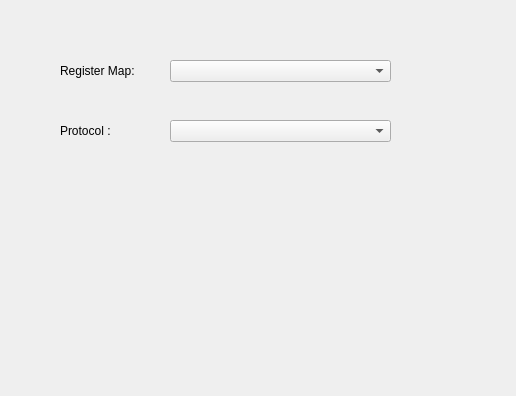
Before: the Qt Designer form src/ATE/org/coding/standard_tests/UID/UID.ui in goanpeca/ATE.org, drawn with Qt 5.
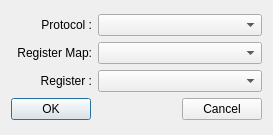
After: the same form once the commit is applied.

What changed in the file:
```diff
--- a/src/ATE/org/coding/standard_tests/UID/UID.ui
+++ b/src/ATE/org/coding/standard_tests/UID/UID.ui
@@ -6,59 +6,221 @@
    <rect>
     <x>0</x>
     <y>0</y>
-    <width>516</width>
-    <height>396</height>
+    <width>273</width>
+    <height>135</height>
    </rect>
   </property>
   <property name="windowTitle">
    <string>Dialog</string>
   </property>
-  <widget class="QLabel" name="label">
-   <property name="geometry">
-    <rect>
-     <x>60</x>
-     <y>60</y>
-     <width>111</width>
-     <height>21</height>
-    </rect>
-   </property>
-   <property name="text">
-    <string>Register Map:</string>
-   </property>
-  </widget>
-  <widget class="QComboBox" name="comboBox">
-   <property name="geometry">
-    <rect>
-     <x>170</x>
-     <y>60</y>
-     <width>221</width>
-     <height>22</height>
-    </rect>
-   </property>
-  </widget>
-  <widget class="QLabel" name="label_2">
-   <property name="geometry">
-    <rect>
-     <x>60</x>
-     <y>120</y>
-     <width>111</width>
-     <height>21</height>
-    </rect>
-   </property>
-   <property name="text">
-    <string>Protocol :</string>
-   </property>
-  </widget>
-  <widget class="QComboBox" name="comboBox_2">
-   <property name="geometry">
-    <rect>
-     <x>170</x>
-     <y>120</y>
-     <width>221</width>
-     <height>22</height>
-    </rect>
-   </property>
-  </widget>
+  <layout class="QGridLayout" name="gridLayout">
+   <item row="0" column="0">
+    <layout class="QVBoxLayout" name="verticalLayout">
+     <item>
+      <layout class="QHBoxLayout" name="horizontalLayout_2">
+       <item>
+        <widget class="QLabel" name="label_2">
+         <property name="sizePolicy">
+          <sizepolicy hsizetype="Fixed" vsizetype="Fixed">
+           <horstretch>0</horstretch>
+           <verstretch>0</verstretch>
+          </sizepolicy>
+         </property>
+         <property name="minimumSize">
+          <size>
+           <width>81</width>
+           <height>22</height>
+          </size>
+         </property>
+         <property name="maximumSize">
+          <size>
+           <width>81</width>
+           <height>22</height>
+          </size>
+         </property>
+         <property name="text">
+          <string>Protocol :</string>
+         </property>
+         <property name="alignment">
+          <set>Qt::AlignRight|Qt::AlignTrailing|Qt::AlignVCenter</set>
+         </property>
+        </widget>
+       </item>
+       <item>
+        <widget class="QComboBox" name="protocol">
+         <property name="sizePolicy">
+          <sizepolicy hsizetype="Expanding" vsizetype="Fixed">
+           <horstretch>0</horstretch>
+           <verstretch>0</verstretch>
+          </sizepolicy>
+         </property>
+         <property name="minimumSize">
+          <size>
+           <width>0</width>
+           <height>22</height>
+          </size>
+         </property>
+         <property name="maximumSize">
+          <size>
+           <width>16777215</width>
+           <height>22</height>
+          </size>
+         </property>
+         <property name="sizeAdjustPolicy">
+          <enum>QComboBox::AdjustToContents</enum>
+         </property>
+        </widget>
+       </item>
+      </layout>
+     </item>
+     <item>
+      <layout class="QHBoxLayout" name="horizontalLayout_3">
+       <item>
+        <widget class="QLabel" name="label">
+         <property name="sizePolicy">
+          <sizepolicy hsizetype="Fixed" vsizetype="Fixed">
+           <horstretch>0</horstretch>
+           <verstretch>0</verstretch>
+          </sizepolicy>
+         </property>
+         <property name="minimumSize">
+          <size>
+           <width>81</width>
+           <height>22</height>
+          </size>
+         </property>
+         <property name="maximumSize">
+          <size>
+           <width>81</width>
+           <height>22</height>
+          </size>
+         </property>
+         <property name="text">
+          <string>Register Map:</string>
+         </property>
+         <property name="alignment">
+          <set>Qt::AlignRight|Qt::AlignTrailing|Qt::AlignVCenter</set>
+         </property>
+        </widget>
+       </item>
+       <item>
+        <widget class="QComboBox" name="registermap">
+         <property name="sizePolicy">
+          <sizepolicy hsizetype="Expanding" vsizetype="Fixed">
+           <horstretch>0</horstretch>
+           <verstretch>0</verstretch>
+          </sizepolicy>
+         </property>
+         <property name="minimumSize">
+          <size>
+           <width>0</width>
+           <height>22</height>
+          </size>
+         </property>
+         <property name="maximumSize">
+          <size>
+           <width>16777215</width>
+           <height>22</height>
+          </size>
+         </property>
+         <property name="sizeAdjustPolicy">
+          <enum>QComboBox::AdjustToContents</enum>
+         </property>
+        </widget>
+       </item>
+      </layout>
+     </item>
+     <item>
+      <layout class="QHBoxLayout" name="horizontalLayout_4">
+       <item>
+        <widget class="QLabel" name="label_3">
+         <property name="sizePolicy">
+          <sizepolicy hsizetype="Fixed" vsizetype="Fixed">
+           <horstretch>0</horstretch>
+           <verstretch>0</verstretch>
+          </sizepolicy>
+         </property>
+         <property name="minimumSize">
+          <size>
+           <width>81</width>
+           <height>22</height>
+          </size>
+         </property>
+         <property name="maximumSize">
+          <size>
+           <width>81</width>
+           <height>22</height>
+          </size>
+         </property>
+         <property name="text">
+          <string>Register :</string>
+         </property>
+         <property name="alignment">
+          <set>Qt::AlignRight|Qt::AlignTrailing|Qt::AlignVCenter</set>
+         </property>
+        </widget>
+       </item>
+       <item>
+        <widget class="QComboBox" name="register_2">
+         <property name="sizePolicy">
+          <sizepolicy hsizetype="Expanding" vsizetype="Fixed">
+           <horstretch>0</horstretch>
+           <verstretch>0</verstretch>
+          </sizepolicy>
+         </property>
+         <property name="minimumSize">
+          <size>
+           <width>0</width>
+           <height>22</height>
+          </size>
+         </property>
+         <property name="maximumSize">
+          <size>
+           <width>16777215</width>
+           <height>22</height>
+          </size>
+         </property>
+         <property name="sizeAdjustPolicy">
+          <enum>QComboBox::AdjustToContents</enum>
+         </property>
+        </widget>
+       </item>
+      </layout>
+     </item>
+     <item>
+      <layout class="QHBoxLayout" name="horizontalLayout">
+       <item>
+        <widget class="QPushButton" name="OKButton">
+         <property name="text">
+          <string>OK</string>
+         </property>
+        </widget>
+       </item>
+       <item>
+        <spacer name="horizontalSpacer">
+         <property name="orientation">
+          <enum>Qt::Horizontal</enum>
+         </property>
+         <property name="sizeHint" stdset="0">
+          <size>
+           <width>40</width>
+           <height>20</height>
+          </size>
+         </property>
+        </spacer>
+       </item>
+       <item>
+        <widget class="QPushButton" name="CancelButton">
+         <property name="text">
+          <string>Cancel</string>
+         </property>
+        </widget>
+       </item>
+      </layout>
+     </item>
+    </layout>
+   </item>
+  </layout>
  </widget>
  <resources/>
  <connections/>
```
